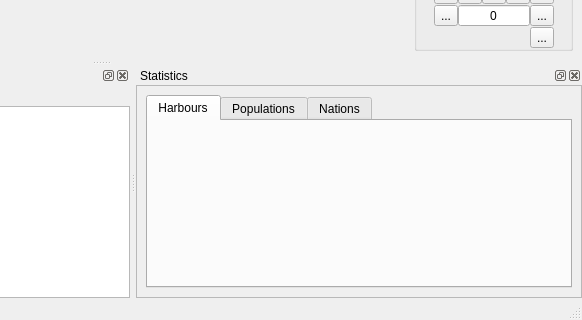
frabas/DISPLACE_GUI, file qtgui/mainwindow.ui: the form before one commit; both pictures show x 380 to 962 and y 372 to 692 of the 962 by 692 pixel window.
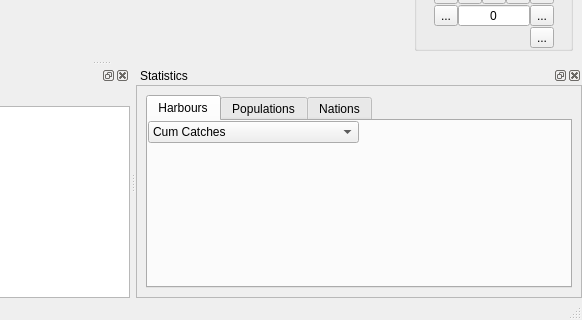
The form after the commit. Icons and pictures are not drawn. Custom widgets are drawn as their Qt base class.

Commit message: Gui: Harbours stats

Diff of the .ui file:
```diff
--- a/qtgui/mainwindow.ui
+++ b/qtgui/mainwindow.ui
@@ -229,7 +229,7 @@
            <attribute name="title">
             <string>Harbours</string>
            </attribute>
-           <layout class="QVBoxLayout" name="verticalLayout_7">
+           <layout class="QVBoxLayout" name="verticalLayout_7" stretch="0,1">
             <property name="spacing">
              <number>0</number>
             </property>
@@ -245,6 +245,43 @@
             <property name="bottomMargin">
              <number>0</number>
             </property>
+            <item>
+             <layout class="QHBoxLayout" name="horizontalLayout_5">
+              <item>
+               <widget class="QComboBox" name="harbStatSelector">
+                <property name="sizePolicy">
+                 <sizepolicy hsizetype="MinimumExpanding" vsizetype="Fixed">
+                  <horstretch>0</horstretch>
+                  <verstretch>0</verstretch>
+                 </sizepolicy>
+                </property>
+                <item>
+                 <property name="text">
+                  <string>Cum Catches</string>
+                 </property>
+                </item>
+                <item>
+                 <property name="text">
+                  <string>Profit</string>
+                 </property>
+                </item>
+               </widget>
+              </item>
+              <item>
+               <spacer name="horizontalSpacer_6">
+                <property name="orientation">
+                 <enum>Qt::Horizontal</enum>
+                </property>
+                <property name="sizeHint" stdset="0">
+                 <size>
+                  <width>40</width>
+                  <height>20</height>
+                 </size>
+                </property>
+               </spacer>
+              </item>
+             </layout>
+            </item>
             <item>
              <widget class="QCustomPlot" name="plotHarbours" native="true"/>
             </item>
```
The commit also changes 10 other files.
